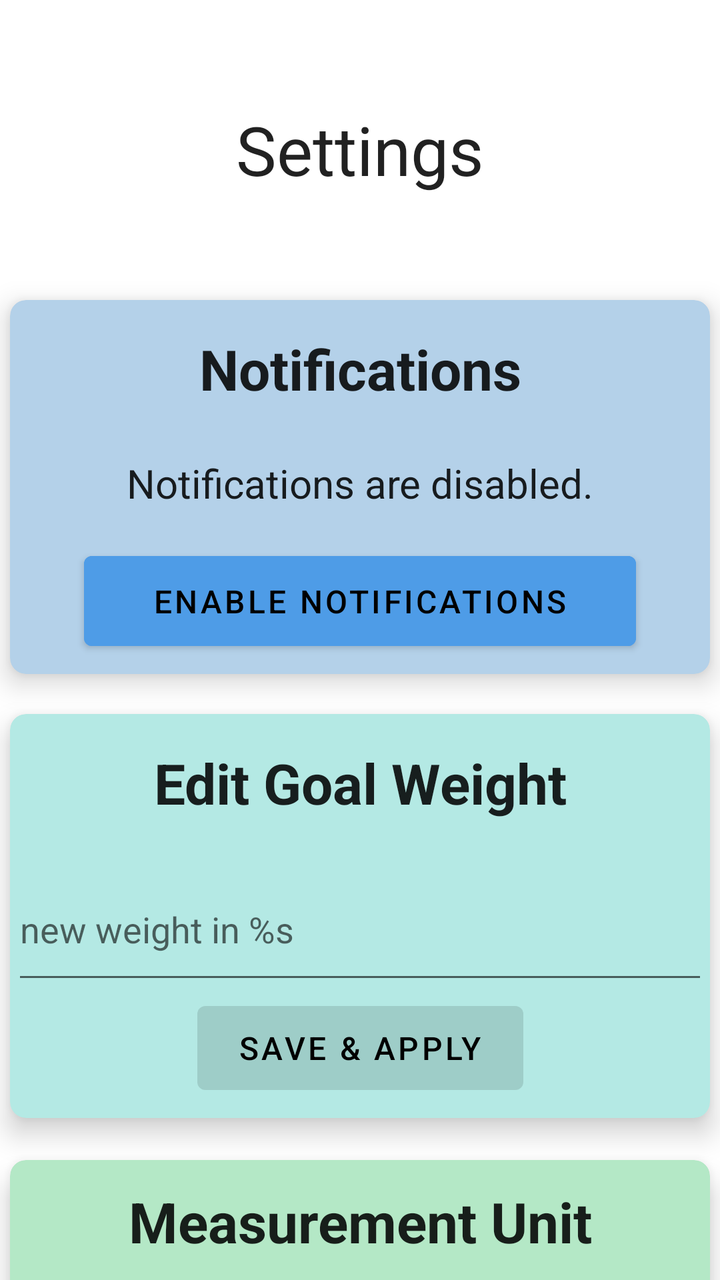
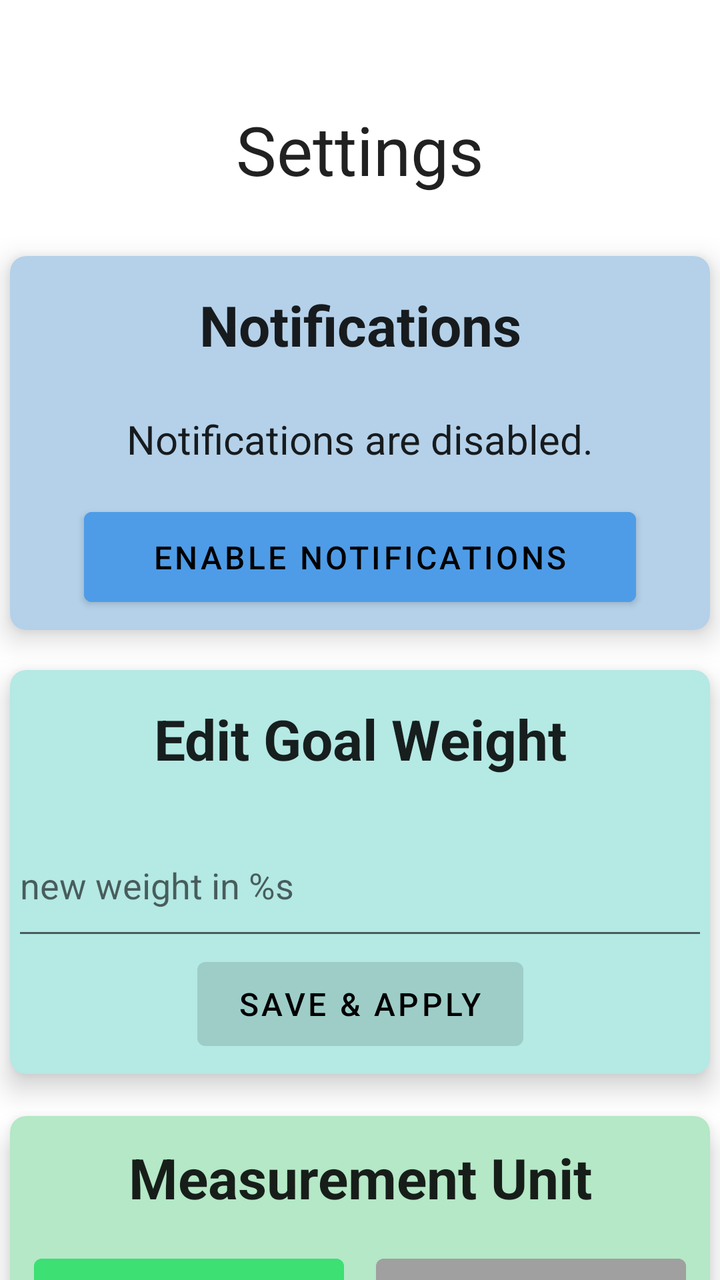

Before-and-after screenshots of an Android layout around one commit, followed by the original layout XML and the change that was made.
<!-- AndroidManifest.xml: application theme Theme.Turco_Michael_Weight_Tracking -->
<!-- res/layout/fragment_settings.xml -->
<?xml version="1.0" encoding="utf-8"?>
<androidx.constraintlayout.widget.ConstraintLayout xmlns:android="http://schemas.android.com/apk/res/android"
    xmlns:app="http://schemas.android.com/apk/res-auto"
    xmlns:tools="http://schemas.android.com/tools"
    android:layout_width="match_parent"
    android:layout_height="match_parent"
    tools:context=".ui.settings.SettingsFragment">

    <TextView
        android:id="@+id/title_settings"
        android:layout_width="347dp"
        android:layout_height="45dp"
        android:layout_marginStart="32dp"
        android:layout_marginTop="52dp"
        android:layout_marginEnd="32dp"
        android:gravity="center"
        android:text="@string/title_settings"
        android:textAppearance="@style/TextAppearance.AppCompat.Large"
        android:textSize="34sp"
        app:layout_constraintEnd_toEndOf="parent"
        app:layout_constraintStart_toStartOf="parent"
        app:layout_constraintTop_toTopOf="parent" />

    <androidx.cardview.widget.CardView
        android:id="@+id/cardView1"
        android:layout_width="match_parent"
        android:layout_height="wrap_content"
        android:layout_marginStart="5dp"
        android:layout_marginTop="150dp"
        android:layout_marginEnd="5dp"
        app:cardBackgroundColor="@color/blue_light"
        app:cardCornerRadius="8dp"
        app:cardElevation="8dp"
        app:layout_constraintEnd_toEndOf="parent"
        app:layout_constraintStart_toStartOf="parent"
        app:layout_constraintTop_toTopOf="parent">

        <androidx.constraintlayout.widget.ConstraintLayout
            android:layout_width="match_parent"
            android:layout_height="match_parent">

            <TextView
                android:id="@+id/notifications_state"
                android:layout_width="347dp"
                android:layout_height="45dp"
                android:layout_marginTop="12dp"
                android:gravity="center"
                android:text="@string/notifications_disabled"
                android:textAppearance="@style/TextAppearance.AppCompat.Large"
                android:textSize="20sp"
                app:layout_constraintEnd_toEndOf="parent"
                app:layout_constraintStart_toStartOf="parent"
                app:layout_constraintTop_toBottomOf="@+id/title_notifications" />

            <TextView
                android:id="@+id/title_notifications"
                android:layout_width="347dp"
                android:layout_height="45dp"
                android:layout_marginTop="12dp"
                android:gravity="center"
                android:text="@string/title_notifications"
                android:textAppearance="@style/TextAppearance.AppCompat.Large"
                android:textSize="28sp"
                android:textStyle="bold"
                app:layout_constraintEnd_toEndOf="parent"
                app:layout_constraintStart_toStartOf="parent"
                app:layout_constraintTop_toTopOf="parent" />

            <Button
                android:id="@+id/toggle_notifications"
                android:layout_width="276dp"
                android:layout_height="57dp"
                android:layout_marginTop="8dp"
                android:layout_marginBottom="8dp"
                android:backgroundTint="@color/blue_medium"
                android:text="@string/enable_notifications"
                android:textColor="@color/black"
                android:textSize="16sp"
                app:layout_constraintBottom_toBottomOf="parent"
                app:layout_constraintEnd_toEndOf="parent"
                app:layout_constraintStart_toStartOf="parent"
                app:layout_constraintTop_toBottomOf="@+id/notifications_state" />
        </androidx.constraintlayout.widget.ConstraintLayout>
    </androidx.cardview.widget.CardView>

    <androidx.cardview.widget.CardView
        android:id="@+id/cardView2"
        android:layout_width="match_parent"
        android:layout_height="wrap_content"
        android:layout_marginStart="5dp"
        android:layout_marginTop="20dp"
        android:layout_marginEnd="5dp"
        app:cardBackgroundColor="@color/teal_light"
        app:cardCornerRadius="8dp"
        app:cardElevation="8dp"
        app:layout_constraintEnd_toEndOf="parent"
        app:layout_constraintStart_toStartOf="parent"
        app:layout_constraintTop_toBottomOf="@+id/cardView1">

        <androidx.constraintlayout.widget.ConstraintLayout
            android:layout_width="match_parent"
            android:layout_height="match_parent">

            <TextView
                android:id="@+id/goal_weight_title"
                android:layout_width="347dp"
                android:layout_height="45dp"
                android:layout_marginTop="12dp"
                android:gravity="center"
                android:text="@string/edit_goal_weight"
                android:textAppearance="@style/TextAppearance.AppCompat.Large"
                android:textSize="28sp"
                android:textStyle="bold"
                app:layout_constraintEnd_toEndOf="parent"
                app:layout_constraintStart_toStartOf="parent"
                app:layout_constraintTop_toTopOf="parent" />

            <Button
                android:id="@+id/edit_goal_weight_apply"
                android:layout_width="163dp"
                android:layout_height="54dp"
                android:layout_marginBottom="8dp"
                android:enabled="false"
                android:text="@string/apply"
                android:textColor="@color/black"
                android:textSize="16sp"
                app:layout_constraintBottom_toBottomOf="parent"
                app:layout_constraintEnd_toEndOf="parent"
                app:layout_constraintStart_toStartOf="parent"
                app:layout_constraintTop_toBottomOf="@+id/edit_goal_weight_field" />

            <EditText
                android:id="@+id/edit_goal_weight_field"
                android:layout_width="348dp"
                android:layout_height="68dp"
                android:layout_marginStart="27dp"
                android:layout_marginTop="15dp"
                android:layout_marginEnd="27dp"
                android:autofillHints="@string/edit_goal_weight"
                android:ems="10"
                android:hint="@string/new_weight_hint"
                android:inputType="number|numberDecimal"
                app:layout_constraintEnd_toEndOf="parent"
                app:layout_constraintStart_toStartOf="parent"
                app:layout_constraintTop_toBottomOf="@+id/goal_weight_title" />
        </androidx.constraintlayout.widget.ConstraintLayout>
    </androidx.cardview.widget.CardView>

    <androidx.cardview.widget.CardView
        android:id="@+id/cardView3"
        android:layout_width="match_parent"
        android:layout_height="wrap_content"
        android:layout_marginStart="5dp"
        android:layout_marginTop="21dp"
        android:layout_marginEnd="5dp"
        app:cardBackgroundColor="@color/lime_light"
        app:cardCornerRadius="8dp"
        app:cardElevation="8dp"
        app:layout_constraintEnd_toEndOf="parent"
        app:layout_constraintStart_toStartOf="parent"
        app:layout_constraintTop_toBottomOf="@+id/cardView2">

        <androidx.constraintlayout.widget.ConstraintLayout
            android:layout_width="match_parent"
            android:layout_height="match_parent"
            android:padding="12dp">

            <TextView
                android:id="@+id/measurement_unit_title"
                android:layout_width="0dp"
                android:layout_height="wrap_content"
                android:gravity="center"
                android:text="@string/title_measurement_unit"
                android:textAppearance="@style/TextAppearance.AppCompat.Large"
                android:textSize="28sp"
                android:textStyle="bold"
                app:layout_constraintEnd_toEndOf="parent"
                app:layout_constraintStart_toStartOf="parent"
                app:layout_constraintTop_toTopOf="parent" />

            <LinearLayout
                android:id="@+id/unit_button_group"
                style="?android:attr/buttonBarStyle"
                android:layout_width="0dp"
                android:layout_height="wrap_content"
                android:layout_marginTop="16dp"
                android:gravity="center"
                android:orientation="horizontal"
                android:weightSum="2"
                app:layout_constraintEnd_toEndOf="parent"
                app:layout_constraintStart_toStartOf="parent"
                app:layout_constraintTop_toBottomOf="@id/measurement_unit_title">

                <Button
                    android:id="@+id/measurement_pounds"
                    style="?android:attr/buttonBarButtonStyle"
                    android:layout_width="0dp"
                    android:layout_height="wrap_content"
                    android:layout_marginEnd="8dp"
                    android:layout_weight="1"
                    android:backgroundTint="@color/lime_medium"
                    android:text="@string/measurement_pounds"
                    android:textColor="@android:color/black" />

                <Button
                    android:id="@+id/measurement_kilograms"
                    style="?android:attr/buttonBarButtonStyle"
                    android:layout_width="0dp"
                    android:layout_height="wrap_content"
                    android:layout_marginStart="8dp"
                    android:layout_weight="1"
                    android:backgroundTint="@color/gray_medium"
                    android:text="@string/measurement_kilograms"
                    android:textColor="@android:color/black" />
            </LinearLayout>
        </androidx.constraintlayout.widget.ConstraintLayout>
    </androidx.cardview.widget.CardView>
</androidx.constraintlayout.widget.ConstraintLayout>
<!-- resources referenced by this layout -->
<resources>
  <color name="black">#FF000000</color>
  <color name="blue_light">#B4D1E9</color>
  <color name="blue_medium">#4E9CE7</color>
  <color name="gray_medium">#A0A0A0</color>
  <color name="lime_light">#B4E8C6</color>
  <color name="lime_medium">#3CE073</color>
  <color name="teal_light">#B4E9E4</color>
  <string name="apply">Save &amp; Apply</string>
  <string name="edit_goal_weight">Edit Goal Weight</string>
  <string name="enable_notifications">Enable Notifications</string>
  <string name="measurement_kilograms">kilograms (kgs)</string>
  <string name="measurement_pounds">pounds (lbs)</string>
  <string name="new_weight_hint">new weight in %s</string>
  <string name="notifications_disabled">Notifications are disabled.</string>
  <string name="title_measurement_unit">Measurement Unit</string>
  <string name="title_notifications">Notifications</string>
  <string name="title_settings">Settings</string>
  <style name="Theme.Turco_Michael_Weight_Tracking" parent="Theme.MaterialComponents.DayNight.DarkActionBar">
          
          <item name="colorPrimary">@color/blue_500</item>
          <item name="colorPrimaryVariant">@color/blue_700</item>
          <item name="colorOnPrimary">@color/white</item>
          
          <item name="colorSecondary">@color/teal_200</item>
          <item name="colorSecondaryVariant">@color/teal_700</item>
          <item name="colorOnSecondary">@color/black</item>
          
          <item name="android:statusBarColor">?attr/colorPrimaryVariant</item>
          
      </style>
  <color name="blue_500">#0077EE</color>
  <color name="blue_700">#0042B3</color>
  <color name="white">#FFFFFFFF</color>
  <color name="teal_200">#FF03DAC5</color>
  <color name="teal_700">#FF018786</color>
</resources>

<!-- the commit's change to res/layout/fragment_settings.xml (unified diff, before → after) -->
@@ -26,14 +26,14 @@
         android:layout_width="match_parent"
         android:layout_height="wrap_content"
         android:layout_marginStart="5dp"
-        android:layout_marginTop="150dp"
+        android:layout_marginTop="31dp"
         android:layout_marginEnd="5dp"
         app:cardBackgroundColor="@color/blue_light"
         app:cardCornerRadius="8dp"
         app:cardElevation="8dp"
         app:layout_constraintEnd_toEndOf="parent"
         app:layout_constraintStart_toStartOf="parent"
-        app:layout_constraintTop_toTopOf="parent">
+        app:layout_constraintTop_toBottomOf="@+id/title_settings">
 
         <androidx.constraintlayout.widget.ConstraintLayout
             android:layout_width="match_parent"
